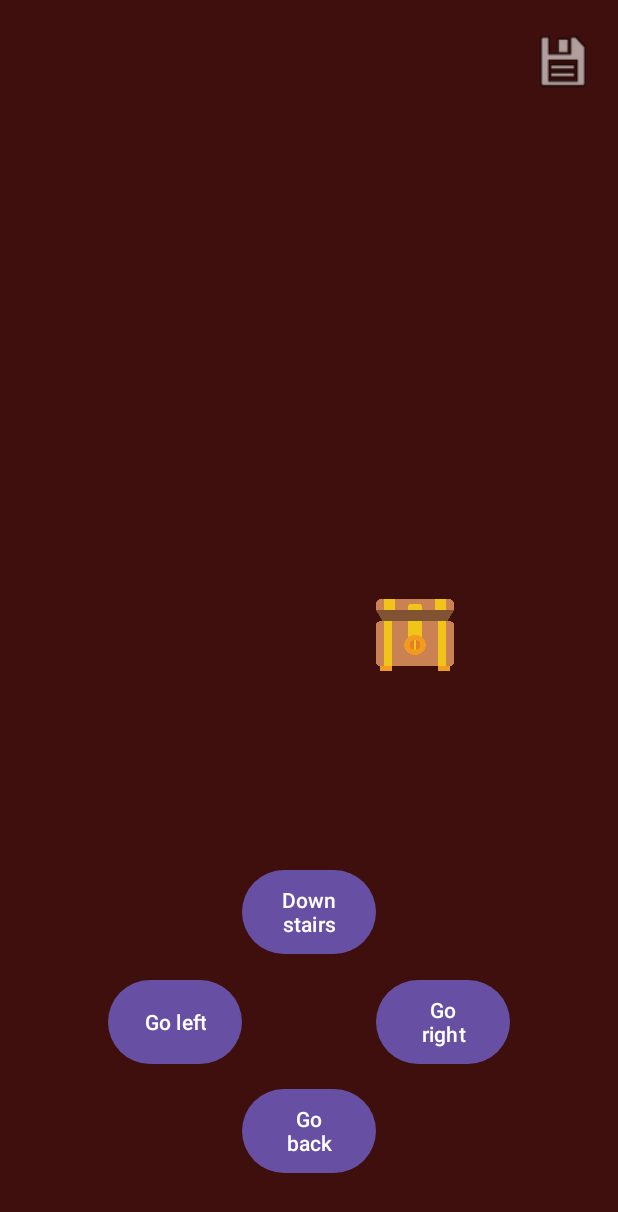
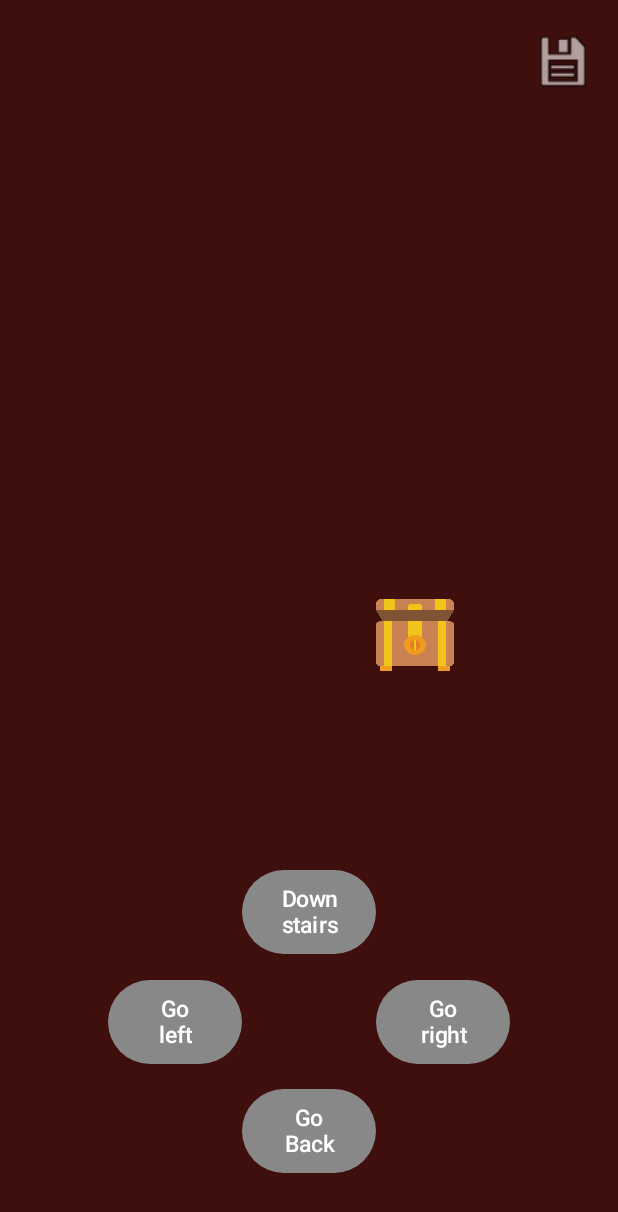
Before and after one commit to GregGrim/TextAdventureGameAndroid, an Android app: the GameActivity screen opened directly, with no data from a screen before it, on a phone screen of 412 x 824 dp. Shown: the top 1212 px of the screen. Run offline under Robolectric (Android 15) with nearby library versions, the phone set to English and light mode, and no system bars; 9 statements that could not run were skipped.

Commit message:
return back btn implementation added

```diff
--- a/app/src/main/java/com/example/textadventuregame/model/GameModel.java
+++ b/app/src/main/java/com/example/textadventuregame/model/GameModel.java
@@ -11,7 +11,7 @@ public class GameModel {
                     "You stand in a dimly lit entrance hall. The air is thick with anticipation.",
                     "None",
                     "",
-                    "entrance_hall_image.png",
+                    "entrance_hall_image",
                     ""},
 
             {"Dark Corridor",
--- a/app/src/main/java/com/example/textadventuregame/view/GameActivity.java
+++ b/app/src/main/java/com/example/textadventuregame/view/GameActivity.java
@@ -2,6 +2,7 @@ package com.example.textadventuregame.view;
 
 import androidx.appcompat.app.AppCompatActivity;
 
+import android.annotation.SuppressLint;
 import android.content.Intent;
 import android.graphics.Color;
 import android.os.Bundle;
@@ -27,6 +28,10 @@ public class GameActivity extends AppCompatActivity {
     private ImageButton inventoryButton;
     private ImageButton levelUpButton;
     private Button eventButton;
+    private Button leftButton;
+    private Button rightButton;
+    private Button downButton;
+    private Button returnButton;
 
     @Override
     protected void onCreate(Bundle savedInstanceState) {
@@ -82,6 +87,27 @@ public class GameActivity extends AppCompatActivity {
         eventButton.setOnClickListener(view -> {
             // doEvent();
         });
+
+        rightButton = findViewById(R.id.rightBtn);
+        rightButton.setBackgroundColor(Color.GRAY);
+        rightButton.setTextSize(15);
+        rightButton.setTextAlignment(View.TEXT_ALIGNMENT_CENTER);
+
+        leftButton = findViewById(R.id.leftBtn);
+        leftButton.setBackgroundColor(Color.GRAY);
+        leftButton.setTextSize(15);
+        leftButton.setTextAlignment(View.TEXT_ALIGNMENT_CENTER);
+
+        downButton = findViewById(R.id.downstairsBtn);
+        downButton.setBackgroundColor(Color.GRAY);
+        downButton.setTextSize(15);
+        downButton.setTextAlignment(View.TEXT_ALIGNMENT_CENTER);
+
+        returnButton = findViewById(R.id.returnBackBtn);
+        returnButton.setBackgroundColor(Color.GRAY);
+        returnButton.setTextSize(15);
+        returnButton.setTextAlignment(View.TEXT_ALIGNMENT_CENTER);
+
     }
 
     private void renderScreen() {
@@ -91,6 +117,7 @@ public class GameActivity extends AppCompatActivity {
         renderInventoryImage();
         renderLevelUpButton();
         renderEventButton();
+        renderControlButtons();
     }
 
 
@@ -133,4 +160,21 @@ public class GameActivity extends AppCompatActivity {
             eventButton.setVisibility(View.INVISIBLE);
         }
     }
+    @SuppressLint("SetTextI18n")
+    private void renderControlButtons() {
+        if(gameController.getCurrentRoomID()==1){
+            returnButton.setText("Leave");
+            returnButton.setOnClickListener(view->{
+                Intent aboutIntent = new Intent(GameActivity.this, MainActivity.class);
+                startActivity(aboutIntent);
+            });
+        } else {
+            returnButton.setText("Go Back");
+            returnButton.setOnClickListener(view->{
+                gameController.changeRoom(gameController.previousRoom());
+                renderScreen();
+            });
+        }
+
+    }
 }
--- a/app/src/main/res/layout/activity_game.xml
+++ b/app/src/main/res/layout/activity_game.xml
@@ -10,7 +10,7 @@
     <ImageView
         android:id="@+id/locationImage"
         android:layout_width="410dp"
-        android:layout_height="229dp"
+        android:layout_height="230dp"
         android:scaleType="fitXY"
         app:layout_constraintBottom_toBottomOf="parent"
         app:layout_constraintEnd_toEndOf="parent"
```
Also changed, not shown: app/src/main/java/com/example/textadventuregame/controller/GameController.java (+12 -0 lines), app/src/main/java/com/example/textadventuregame/model/Player.java (+8 -0 lines), 15 other files.
